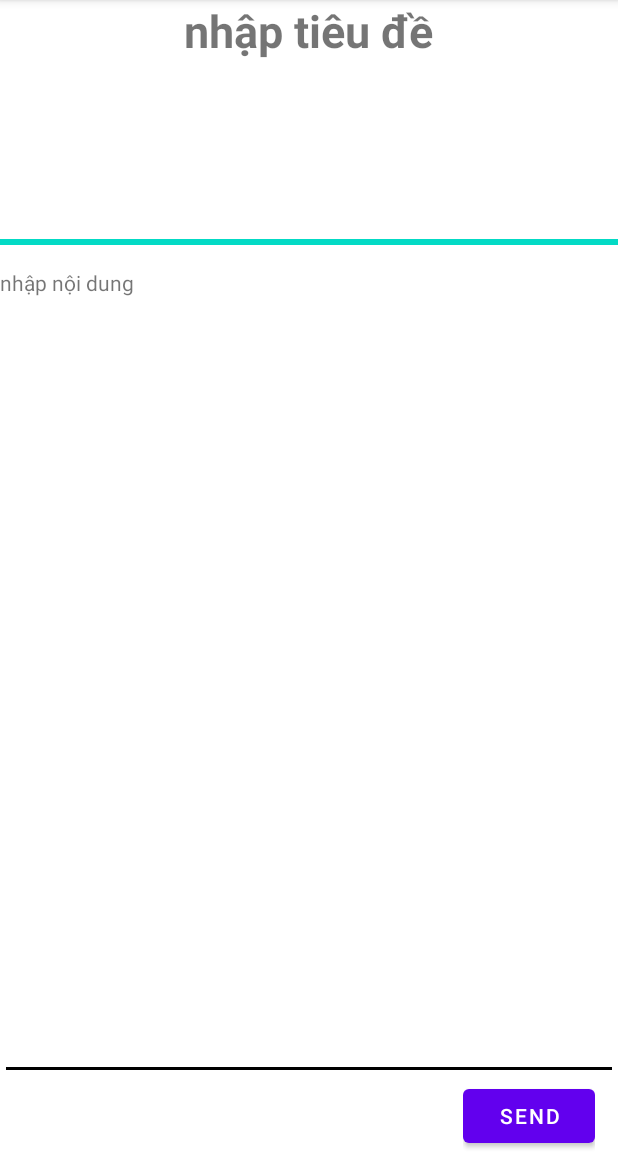
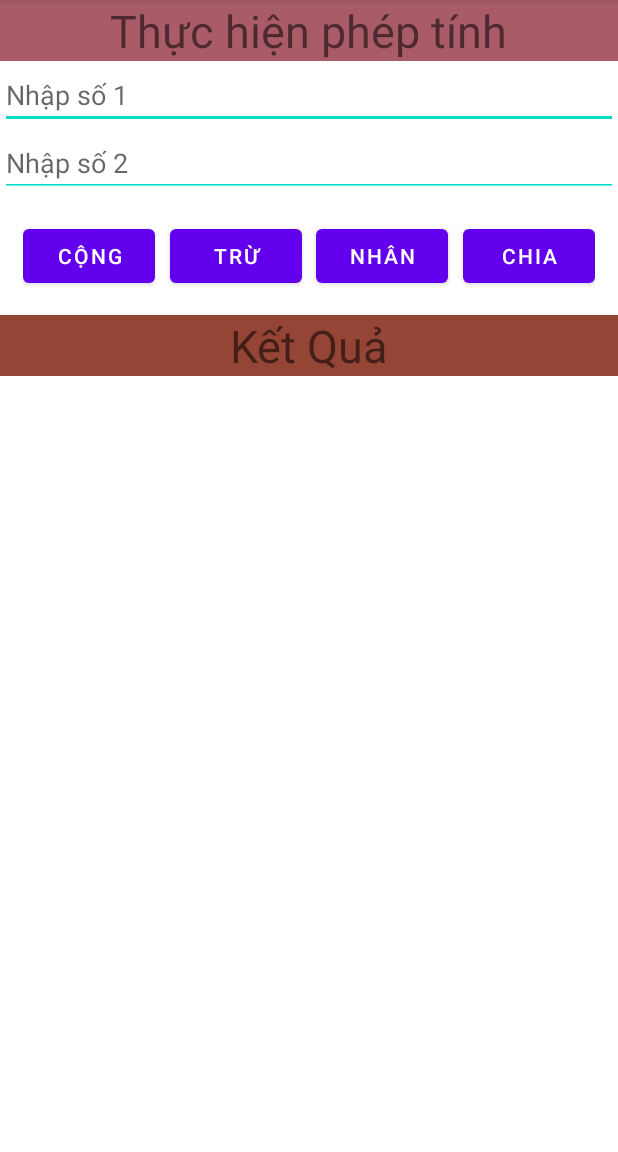
Before and after one commit to Rythmzz/shop_puka, an Android app: the screen it shows after launch (L2LinearLayout before the commit, L3Calculation after it), on a phone screen of 412 x 824 dp, the part 84-1236 px from its top. Run offline under Robolectric (Android 15) with nearby library versions, the phone set to English and light mode, and no system bars.

Commit message:
update bai tap 3

```diff
--- a/app/build.gradle
+++ b/app/build.gradle
@@ -25,6 +25,9 @@ android {
         sourceCompatibility JavaVersion.VERSION_1_8
         targetCompatibility JavaVersion.VERSION_1_8
     }
+    buildFeatures {
+        viewBinding true
+    }
 }
 
 dependencies {
--- a/app/src/main/AndroidManifest.xml
+++ b/app/src/main/AndroidManifest.xml
@@ -21,6 +21,9 @@
             android:exported="true">
         </activity>
         <activity android:name=".baitap_thuchanh.bt2.L2LinearLayout" android:exported="true">
+        </activity>
+        <activity android:name=".baitap_thuchanh.bt3.L3Calculation" android:exported="true">
+
             <intent-filter>
                 <action android:name="android.intent.action.MAIN" />
                 <category android:name="android.intent.category.LAUNCHER" />
--- /dev/null
+++ b/app/src/main/java/com/group11/shoppuka/baitap_thuchanh/bt3/L3Calculation.java
@@ -0,0 +1,64 @@
+package com.group11.shoppuka.baitap_thuchanh.bt3;
+
+import android.os.Bundle;
+import android.view.View;
+
+import androidx.annotation.Nullable;
+import androidx.appcompat.app.AppCompatActivity;
+
+import com.google.android.material.button.MaterialButtonToggleGroup;
+import com.group11.shoppuka.R;
+import com.group11.shoppuka.databinding.L3ActivityCalculationBinding;
+
+public class L3Calculation extends AppCompatActivity {
+
+    private L3ActivityCalculationBinding binding;
+    @Override
+    protected void onCreate(@Nullable Bundle savedInstanceState) {
+        super.onCreate(savedInstanceState);
+        binding = L3ActivityCalculationBinding.inflate(getLayoutInflater());
+        View view = binding.getRoot();
+        setContentView(view);
+            binding.btnCong.setOnClickListener(view1 -> {
+                try{
+                    double result = Double.parseDouble(String.valueOf(binding.etNumber1.getText())) +
+                            Double.parseDouble(String.valueOf(binding.etNumber2.getText()));
+                    binding.tfTextResult.setText(String.valueOf(result));
+                }catch(Exception ex){
+                    binding.tfTextResult.setText("Không đủ 2 số để thực hiện phép tính!!");
+                }
+            });
+            binding.btnTru.setOnClickListener(view1 -> {
+                try{
+                    double result = Double.parseDouble(String.valueOf(binding.etNumber1.getText())) -
+                            Double.parseDouble(String.valueOf(binding.etNumber2.getText()));
+                    binding.tfTextResult.setText(String.valueOf(result));
+                }catch(Exception ex){
+                    binding.tfTextResult.setText("Không đủ 2 số để thực hiện phép tính!!");
+                }
+            });
+            binding.btnNhan.setOnClickListener(view1 -> {
+                try{
+                    double result = Double.parseDouble(String.valueOf(binding.etNumber1.getText())) *
+                            Double.parseDouble(String.valueOf(binding.etNumber2.getText()));
+                    binding.tfTextResult.setText(String.valueOf(result));
+                }catch(Exception ex){
+                    binding.tfTextResult.setText("Không đủ 2 số để thực hiện phép tính!!");
+                }
+            });
+            binding.btnChia.setOnClickListener(view1 -> {
+                if(Double.parseDouble(String.valueOf(binding.etNumber1.getText())) == 0){
+                    binding.tfTextResult.setText("Dạng Vô Định !!");
+                }
+                else {
+                    try{
+                        double result = Double.parseDouble(String.valueOf(binding.etNumber1.getText())) /
+                                Double.parseDouble(String.valueOf(binding.etNumber2.getText()));
+                        binding.tfTextResult.setText(String.valueOf(result));
+                    }catch(Exception ex){
+                        binding.tfTextResult.setText("Không đủ 2 số để thực hiện phép tính!!");
+                    }
+                }
+            });
+    }
+}
--- a/app/src/main/res/layout/l2_activity_linearlayout.xml
+++ b/app/src/main/res/layout/l2_activity_linearlayout.xml
@@ -58,7 +58,7 @@
                 <Button
                     android:layout_width="wrap_content"
                     android:layout_height="wrap_content"
-                    android:text="@string/l2_textField3"/>
+                    android:text="@string/l2_textField2"/>
 
             </RelativeLayout>
 
--- /dev/null
+++ b/app/src/main/res/layout/l3_activity_calculation.xml
@@ -0,0 +1,92 @@
+<?xml version="1.0" encoding="utf-8"?>
+<androidx.constraintlayout.widget.ConstraintLayout xmlns:android="http://schemas.android.com/apk/res/android"
+    android:layout_width="match_parent"
+    android:layout_height="match_parent"
+    xmlns:app="http://schemas.android.com/apk/res-auto">
+    <LinearLayout
+        android:orientation="vertical"
+        android:layout_width="match_parent"
+        android:layout_height="wrap_content"
+        app:layout_constraintTop_toTopOf="parent"
+        >
+        <RelativeLayout
+            android:background="@color/puce"
+            android:gravity="center"
+            android:layout_width="match_parent"
+            android:layout_height="wrap_content">
+            <TextView
+                android:layout_width="wrap_content"
+                android:layout_height="wrap_content"
+                android:text="@string/l3_textField"
+                android:textSize="30dp"
+                />
+        </RelativeLayout>
+        <EditText
+            android:id="@+id/etNumber1"
+            android:inputType="number"
+            android:layout_width="match_parent"
+            android:layout_height="wrap_content"
+            android:backgroundTint="@color/teal_200"
+            android:hint="@string/l3_textField1"
+            />
+        <EditText
+            android:id="@+id/etNumber2"
+            android:inputType="number"
+            android:layout_width="match_parent"
+            android:layout_height="wrap_content"
+            android:backgroundTint="@color/teal_200"
+            android:hint="@string/l3_textField2"
+            />
+        <androidx.constraintlayout.widget.ConstraintLayout
+            android:padding="15dp"
+            android:layout_width="match_parent"
+            android:layout_height="wrap_content">
+            <Button
+                android:id="@+id/btnCong"
+                android:layout_width="wrap_content"
+                android:layout_height="match_parent"
+                app:layout_constraintLeft_toLeftOf="parent"
+                android:text="@string/l3_btn"
+                />
+            <Button
+                android:id="@+id/btnTru"
+                android:layout_width="wrap_content"
+                android:layout_height="match_parent"
+                app:layout_constraintRight_toLeftOf="@+id/btnNhan"
+                app:layout_constraintLeft_toRightOf="@+id/btnCong"
+                android:text="@string/l3_btn1"
+                />
+            <Button
+                android:text="@string/l3_btn2"
+                android:id="@+id/btnNhan"
+                android:layout_width="wrap_content"
+                android:layout_height="match_parent"
+                app:layout_constraintRight_toLeftOf="@+id/btnTru"
+                app:layout_constraintLeft_toRightOf="@+id/btnChia"/>
+            <Button
+                android:id="@+id/btnChia"
+                android:layout_width="wrap_content"
+                android:layout_height="match_parent"
+                app:layout_constraintRight_toRightOf="parent"
+                android:text="@string/l3_btn3"
+                />
+        </androidx.constraintlayout.widget.ConstraintLayout>
+        <RelativeLayout
+            android:background="@color/chestnut"
+            android:gravity="center"
+            android:layout_width="match_parent"
+            android:layout_height="wrap_content">
+            <TextView
+                android:id="@+id/tfTextResult"
+                android:layout_width="wrap_content"
+                android:layout_height="wrap_content"
+                android:text="@string/l3_textField3"
+                android:textSize="30dp"
+                />
+        </RelativeLayout>
+
+
+
+    </LinearLayout>
+
+</androidx.constraintlayout.widget.ConstraintLayout>
--- a/app/src/main/res/values/colors.xml
+++ b/app/src/main/res/values/colors.xml
@@ -8,4 +8,6 @@
     <color name="black">#FF000000</color>
     <color name="white">#FFFFFFFF</color>
     <color name="red">#FF0000</color>
+    <color name="puce">#A95C68</color>
+    <color name="chestnut">#954535</color>
 </resources>
--- a/app/src/main/res/values/strings.xml
+++ b/app/src/main/res/values/strings.xml
@@ -3,5 +3,13 @@
     <string name="l1_textField">Học viện BCVT</string>
     <string name="l2_textField">nhập tiêu đề</string>
     <string name="l2_textField1">nhập nội dung</string>
-    <string name="l2_textField3">send</string>
+    <string name="l2_textField2">send</string>
+    <string name="l3_textField">Thực hiện phép tính</string>
+    <string name="l3_textField1">Nhập số 1</string>
+    <string name="l3_textField2">Nhập số 2</string>
+    <string name="l3_textField3">Kết Quả</string>
+    <string name="l3_btn">Cộng</string>
+    <string name="l3_btn1">Trừ</string>
+    <string name="l3_btn2">Nhân</string>
+    <string name="l3_btn3">Chia</string>
 </resources>
```
